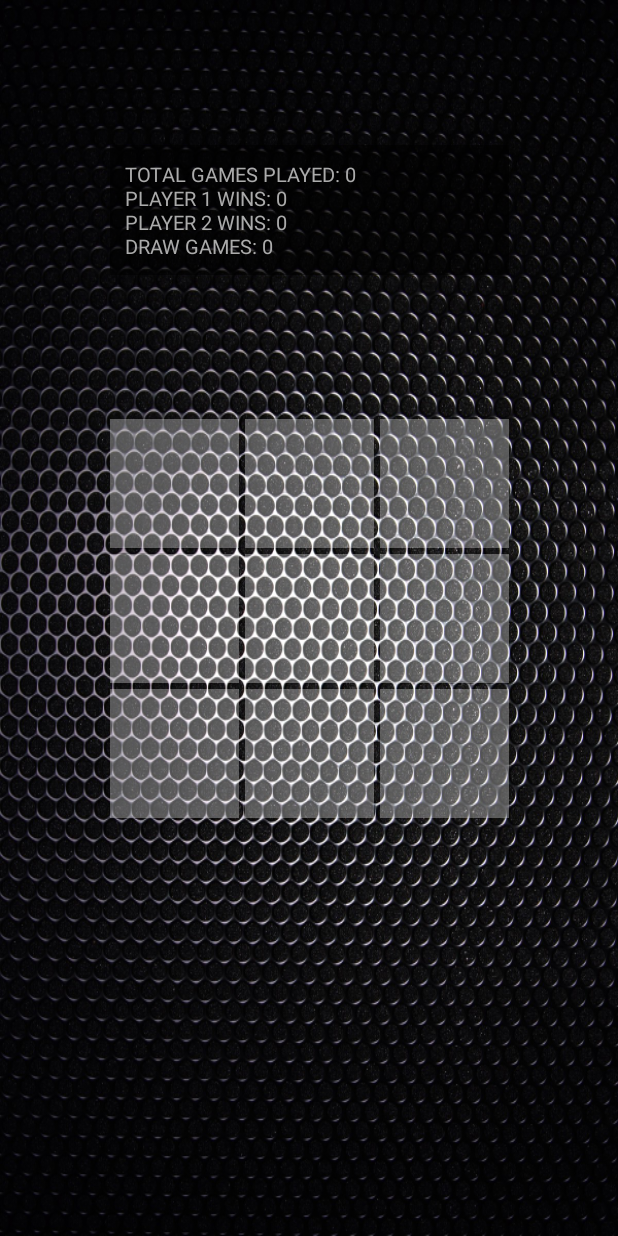
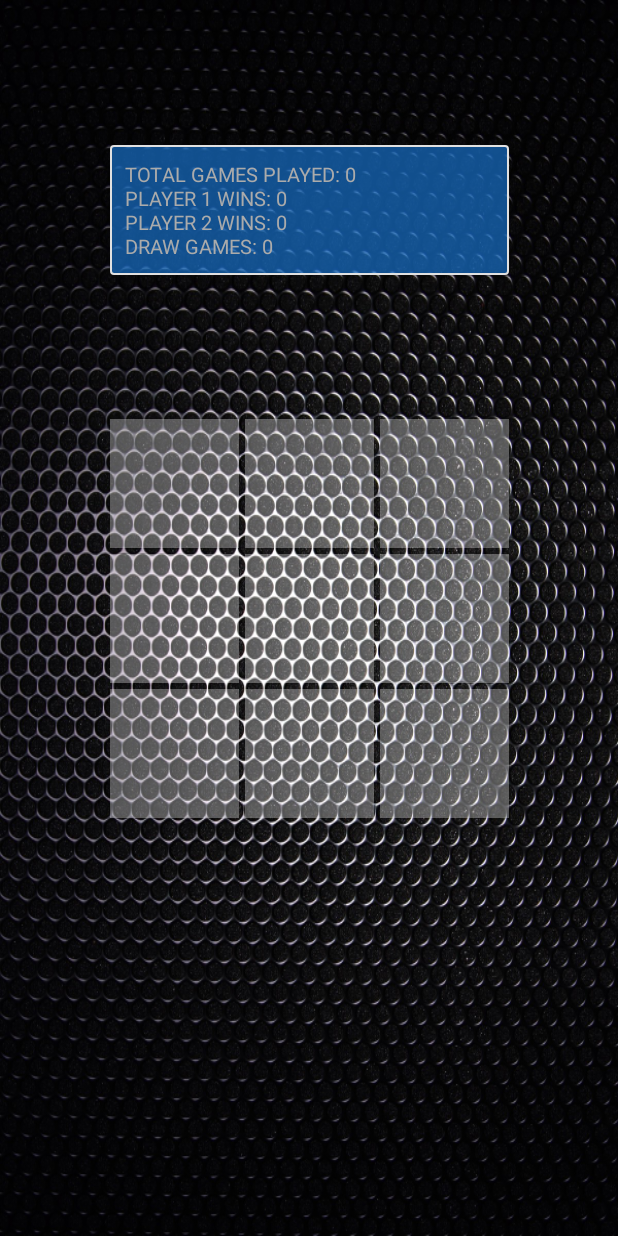
Before and after one commit to Siziksu/KotlinTicTacToe, an Android app: the screen it shows after launch (MainActivity), on a phone screen of 412 x 824 dp. Run offline under Robolectric (Android 15) with nearby library versions, the phone set to English and light mode, and no system bars.

Commit message:
new design

```diff
--- /dev/null
+++ b/app/src/main/res/drawable/info_box.xml
@@ -0,0 +1,32 @@
+<?xml version="1.0" encoding="utf-8"?>
+<selector xmlns:android="http://schemas.android.com/apk/res/android">
+    <item android:state_selected="true">
+        <shape
+            android:shape="rectangle">
+            <corners android:radius="2dp" />
+            <stroke android:width="1dp"
+                    android:color="#8b8b8b" />
+            <solid android:color="#AA1976D2" />
+        </shape>
+    </item>
+    <item android:state_pressed="true">
+        <shape
+            android:shape="rectangle">
+            <corners android:radius="2dp" />
+            <stroke android:width="1dp"
+                    android:color="#8b8b8b" />
+            <solid android:color="#AA1976D2" />
+        </shape>
+    </item>
+    <item>
+        <shape
+            android:shape="rectangle">
+            <size android:width="150dp"
+                  android:height="40dp" />
+            <corners android:radius="2dp" />
+            <stroke android:width="1dp"
+                    android:color="#e1e1e1" />
+            <solid android:color="#AA1976D2" />
+        </shape>
+    </item>
+</selector>
--- a/app/src/main/res/layout/activity_main.xml
+++ b/app/src/main/res/layout/activity_main.xml
@@ -10,14 +10,11 @@
     tools:context="com.siziksu.kotlinTicTacToe.view.main.MainActivity">
 
     <TextView
+        style="@style/AppTheme.GameInfo"
         android:id="@+id/mainStatistics"
         android:layout_width="0dp"
         android:layout_height="wrap_content"
-        android:background="@color/statistics"
         android:text="@string/statistics"
-        android:textColor="#ffababab"
-        android:padding="10dp"
-        android:textSize="13sp"
         android:layout_marginBottom="8dp"
         android:layout_marginTop="8dp"
         app:layout_constraintLeft_toLeftOf="@+id/mainGameButton1"
--- a/app/src/main/res/values/styles.xml
+++ b/app/src/main/res/values/styles.xml
@@ -21,4 +21,11 @@
         <item name="android:background">@color/grid</item>
         <item name="android:onClick">mainGameButtonClick</item>
     </style>
+
+    <style name="AppTheme.GameInfo">
+        <item name="android:background">@drawable/info_box</item>
+        <item name="android:textColor">#ffababab</item>
+        <item name="android:padding">10dp</item>
+        <item name="android:textSize">13sp</item>
+    </style>
 </resources>
```
Also changed, not shown: 3 other files.
